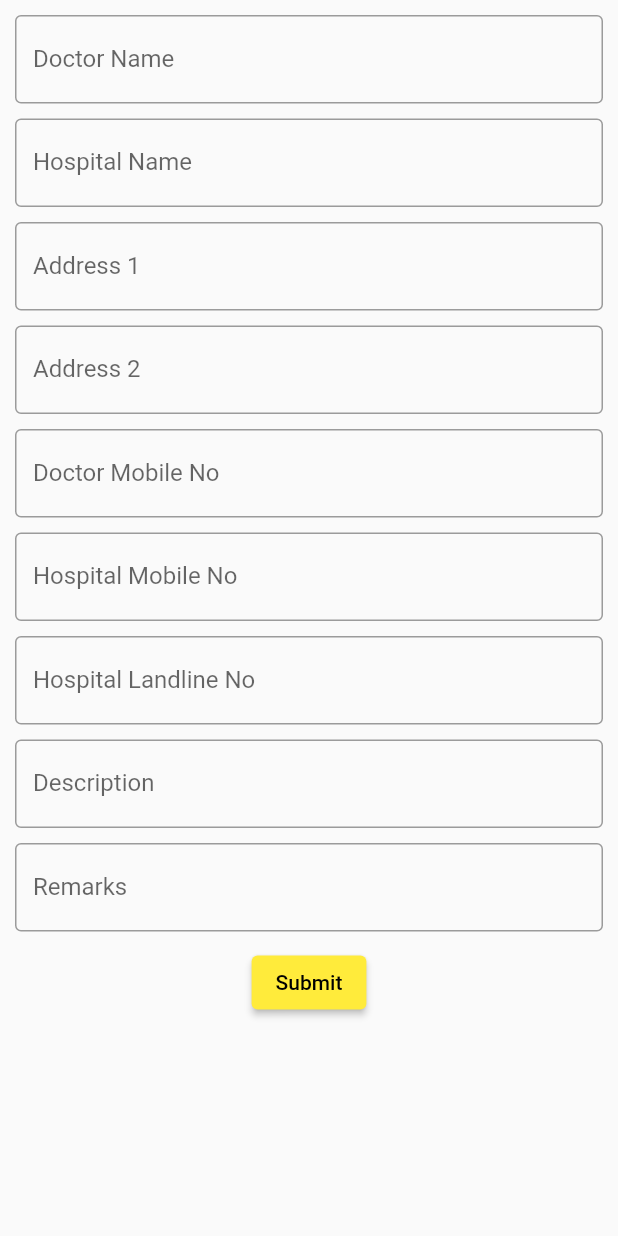
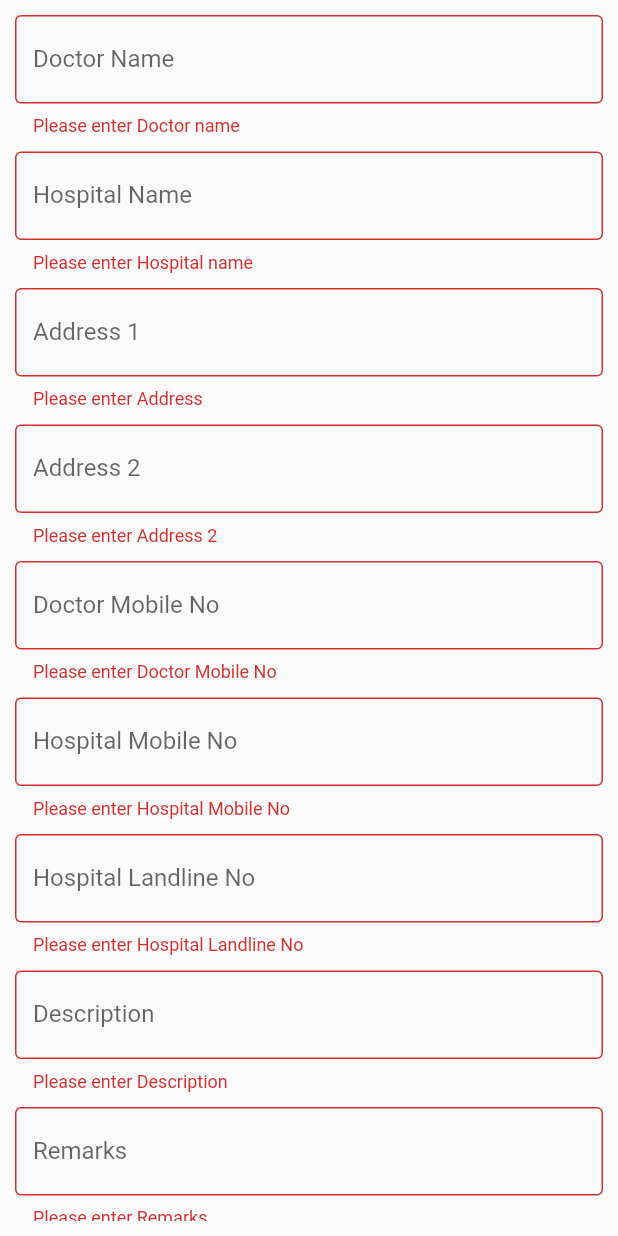
Before and after one commit to Sangeeth3195/drenquiry, a Flutter app: the TextFieldExample screen opened directly, after a tap on "Submit", on a phone screen of 412 x 824 dp. Run offline on Flutter 3.47's test engine with Material 2 defaults, Android fonts, the phone set to English and light mode, and no system bars; our stand-ins replace geolocator, shared_preferences; accounts and stored records are empty.

```diff
--- a/lib/TextFieldExample.dart
+++ b/lib/TextFieldExample.dart
@@ -27,6 +27,7 @@ class _TextFieldExampleState extends State<TextFieldExample> {
   Position? _currentPosition;
 
   bool _isLoading = false;
+  final _formKey = GlobalKey<FormState>();
 
   @override
   void initState() {
@@ -170,10 +171,19 @@ class _TextFieldExampleState extends State<TextFieldExample> {
       // appBar: AppBar(title: const Text('TextFields Example')),
       body: Padding(
         padding: const EdgeInsets.all(10.0),
+        child: SingleChildScrollView(
+          child: Form(
+            key: _formKey,
             child: Column(
               children: [
                 TextFormField(
                   controller: _controller1,
+                  validator: (value) {
+                    if (value!.isEmpty) {
+                      return 'Please enter Doctor name';
+                    }
+                    return null;
+                  },
                   decoration: const InputDecoration(
                     border: OutlineInputBorder(),
                     labelText: 'Doctor Name',
@@ -182,6 +192,12 @@ class _TextFieldExampleState extends State<TextFieldExample> {
                 const SizedBox(height: 10.0),
                 TextFormField(
                   controller: _controller2,
+                  validator: (value) {
+                    if (value!.isEmpty) {
+                      return 'Please enter Hospital name';
+                    }
+                    return null;
+                  },
                   decoration: const InputDecoration(
                     border: OutlineInputBorder(),
                     labelText: 'Hospital Name',
@@ -189,6 +205,13 @@ class _TextFieldExampleState extends State<TextFieldExample> {
                 ),
                 const SizedBox(height: 10.0),
                 TextFormField(
+
+                  validator: (value) {
+                    if (value!.isEmpty) {
+                      return 'Please enter Address';
+                    }
+                    return null;
+                  },
                   controller: _controller3,
                   decoration: const InputDecoration(
                     border: OutlineInputBorder(),
@@ -197,6 +220,12 @@ class _TextFieldExampleState extends State<TextFieldExample> {
                 ),
                 const SizedBox(height: 10.0),
                 TextFormField(
+                  validator: (value) {
+                    if (value!.isEmpty) {
+                      return 'Please enter Address 2';
+                    }
+                    return null;
+                  },
                   controller: _controller4,
                   decoration: const InputDecoration(
                     border: OutlineInputBorder(),
@@ -205,6 +234,12 @@ class _TextFieldExampleState extends State<TextFieldExample> {
                 ),
                 const SizedBox(height: 10.0),
                 TextFormField(
+                  validator: (value) {
+                    if (value!.isEmpty) {
+                      return 'Please enter Doctor Mobile No';
+                    }
+                    return null;
+                  },
                   controller: _controller5,
                   decoration: const InputDecoration(
                     border: OutlineInputBorder(),
@@ -213,6 +248,12 @@ class _TextFieldExampleState extends State<TextFieldExample> {
                 ),
                 const SizedBox(height: 10.0),
                 TextFormField(
+                  validator: (value) {
+                    if (value!.isEmpty) {
+                      return 'Please enter Hospital Mobile No';
+                    }
+                    return null;
+                  },
                   controller: _controller6,
                   decoration: const InputDecoration(
                     border: OutlineInputBorder(),
@@ -221,6 +262,12 @@ class _TextFieldExampleState extends State<TextFieldExample> {
                 ),
                 const SizedBox(height: 10.0),
                 TextFormField(
+                  validator: (value) {
+                    if (value!.isEmpty) {
+                      return 'Please enter Hospital Landline No';
+                    }
+                    return null;
+                  },
                   controller: _controller6,
                   decoration: const InputDecoration(
                     border: OutlineInputBorder(),
@@ -229,6 +276,12 @@ class _TextFieldExampleState extends State<TextFieldExample> {
                 ),
                 const SizedBox(height: 10.0),
                 TextFormField(
+                  validator: (value) {
+                    if (value!.isEmpty) {
+                      return 'Please enter Description';
+                    }
+                    return null;
+                  },
                   controller: _controller7,
                   decoration: const InputDecoration(
                     border: OutlineInputBorder(),
@@ -237,6 +290,12 @@ class _TextFieldExampleState extends State<TextFieldExample> {
                 ),
                 const SizedBox(height: 10.0),
                 TextFormField(
+                  validator: (value) {
+                    if (value!.isEmpty) {
+                      return 'Please enter Remarks';
+                    }
+                    return null;
+                  },
                   controller: _controller8,
                   decoration: const InputDecoration(
                     border: OutlineInputBorder(),
@@ -246,6 +305,7 @@ class _TextFieldExampleState extends State<TextFieldExample> {
                 const SizedBox(height: 10.0),
                 ElevatedButton(
                   onPressed: () {
+                    if(_formKey.currentState!.validate()){
                       _sendDetails();
                       _preferences.setString('Doctor Name', _controller1.text);
                       _preferences.setString('Hospital Name', _controller2.text);
@@ -257,10 +317,16 @@ class _TextFieldExampleState extends State<TextFieldExample> {
                           'Hospital Landline No', _controller9.text);
                       _preferences.setString('Description', _controller7.text);
                       _preferences.setString('Remarks', _controller8.text);
+                    }
+
                   },
-              child: const Text('Submit'),
+                  child: Container(
+                      width: MediaQuery.of(context).size.width,
+                      child: Center(child: const Text('Submit'))),
                 ),
               ],
+            ),
+          ),
         ),
       ),
     );
--- a/lib/login_screen.dart
+++ b/lib/login_screen.dart
@@ -132,7 +132,7 @@ class _LoginScreenState extends State<LoginScreen> {
                 ),
                 const SizedBox(height: 20.0),
                 _isLoading
-                    ? const CircularProgressIndicator()
+                    ? Center(child: const CircularProgressIndicator())
                     : Container(
                         height: 45,
                         padding: const EdgeInsets.fromLTRB(10, 0, 10, 0),
--- a/lib/splash.dart
+++ b/lib/splash.dart
@@ -15,7 +15,7 @@ class SplashScreenState extends State<SplashScreen> {
   void initState() {
     super.initState();
     Timer(
-        const Duration(seconds: 2),
+        const Duration(seconds: 4),
         () => Navigator.pushReplacement(context,
             MaterialPageRoute(builder: (context) => const LoginScreen())));
   }
```
Lines whose indentation alone changed are shown as unchanged.
